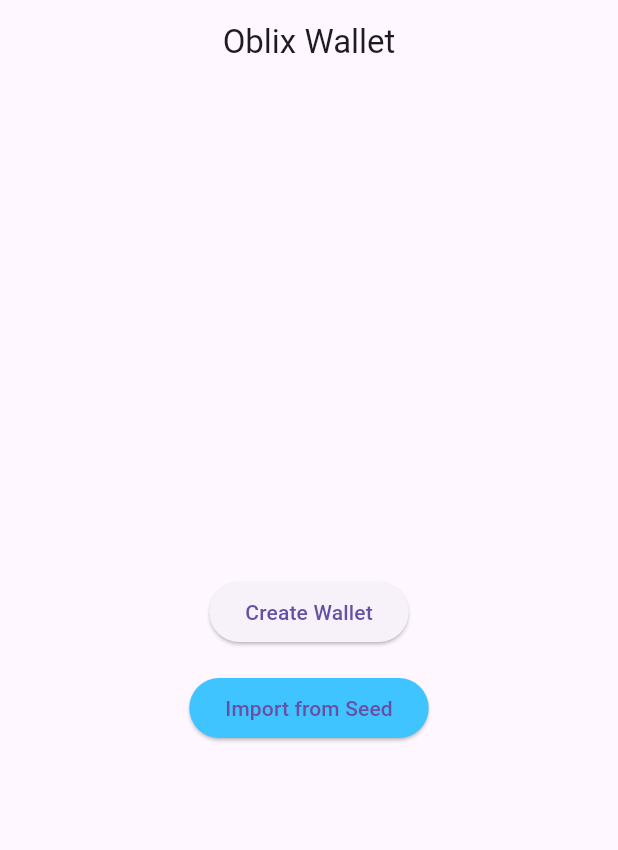
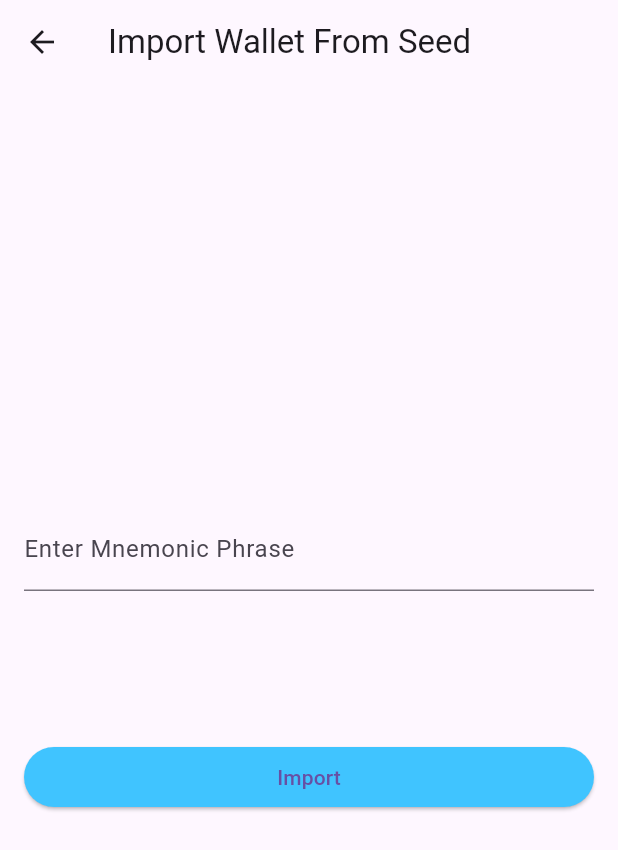
Before and after one commit to skwasimrazzak/oblix-wallet, a Flutter app: the screen it shows after launch, after a tap on "Import from Seed", on a phone screen of 412 x 824 dp. Shown: the top 850 px of the screen. Run offline on Flutter 3.47's test engine with Material 3 defaults, Android fonts, the phone set to English and light mode, and no system bars; our stand-ins replace hex, shared_preferences; missing offline and left inert: bip39, ed25519_hd_key, web3dart.

Commit message:
Added Import Wallet Feature

```diff
--- a/lib/create_or_import_screen.dart
+++ b/lib/create_or_import_screen.dart
@@ -1,5 +1,6 @@
 import 'package:flutter/material.dart';
 import 'package:oblix_wallet/generate_mnemonic_screen.dart';
+import 'package:oblix_wallet/import_wallet_screen.dart';
 
 class CreateOrImportScreen extends StatelessWidget {
   const CreateOrImportScreen({super.key});
@@ -26,7 +27,10 @@ class CreateOrImportScreen extends StatelessWidget {
             SizedBox(height: 16.0),
             ElevatedButton(
               onPressed: () async {
-                //Action
+                Navigator.push(
+                  context,
+                  MaterialPageRoute(builder: (context) => ImportWalletScreen()),
+                );
               },
               style: ElevatedButton.styleFrom(
                 backgroundColor: Colors.lightBlueAccent,
--- a/lib/generate_mnemonic_screen.dart
+++ b/lib/generate_mnemonic_screen.dart
@@ -9,7 +9,8 @@ class GenerateMnemonicScreen extends StatelessWidget {
 
   @override
   Widget build(BuildContext context) {
-    final walletProvider = Provider.of<WalletProvider>(context);
+    // final walletProvider = Provider.of<WalletProvider>(context);
+    final walletProvider = context.watch<WalletProvider>();
     final mnemonic = walletProvider.generateMnemonic();
     final mnemonicWord = mnemonic.split(' ');
     void copyToClipboard() {
--- /dev/null
+++ b/lib/import_wallet_screen.dart
@@ -0,0 +1,60 @@
+import 'package:flutter/material.dart';
+import 'package:oblix_wallet/wallet_provider.dart';
+import 'package:oblix_wallet/wallet_screen.dart';
+import 'package:provider/provider.dart';
+
+class ImportWalletScreen extends StatefulWidget {
+  const ImportWalletScreen({super.key});
+
+  @override
+  State<ImportWalletScreen> createState() => _ImportWalletScreenState();
+}
+
+class _ImportWalletScreenState extends State<ImportWalletScreen> {
+  String seedPhrase = '';
+  void navigateToWallet() {
+    Navigator.push(
+      context,
+      MaterialPageRoute(builder: (context) => WalletScreen()),
+    );
+  }
+
+  @override
+  Widget build(BuildContext context) {
+    void generatePrivateKey() async {
+      WalletProvider walletProvider = context.read<WalletProvider>();
+      await walletProvider.getPrivateKey(seedPhrase);
+
+      navigateToWallet();
+    }
+
+    return Scaffold(
+      appBar: AppBar(title: Text('Import Wallet From Seed')),
+      body: Padding(
+        padding: const EdgeInsets.all(16.0),
+        child: Column(
+          mainAxisAlignment: MainAxisAlignment.center,
+          crossAxisAlignment: CrossAxisAlignment.stretch,
+          children: [
+            TextField(
+              onChanged: (value) {
+                setState(() {
+                  seedPhrase = value;
+                });
+              },
+              decoration: InputDecoration(labelText: 'Enter Mnemonic Phrase'),
+            ),
+            SizedBox(height: 100.0),
+            ElevatedButton(
+              onPressed: generatePrivateKey,
+              style: ElevatedButton.styleFrom(
+                backgroundColor: Colors.lightBlueAccent,
+              ),
+              child: Text('Import'),
+            ),
+          ],
+        ),
+      ),
+    );
+  }
+}
```
